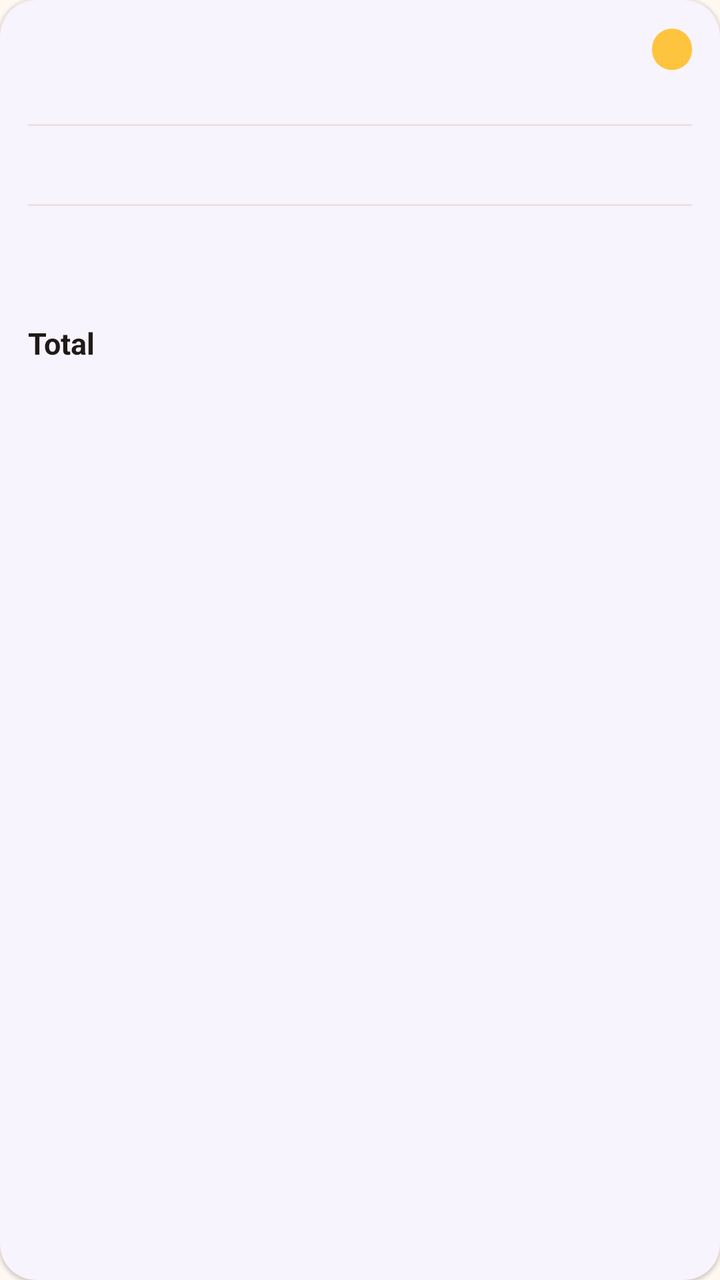
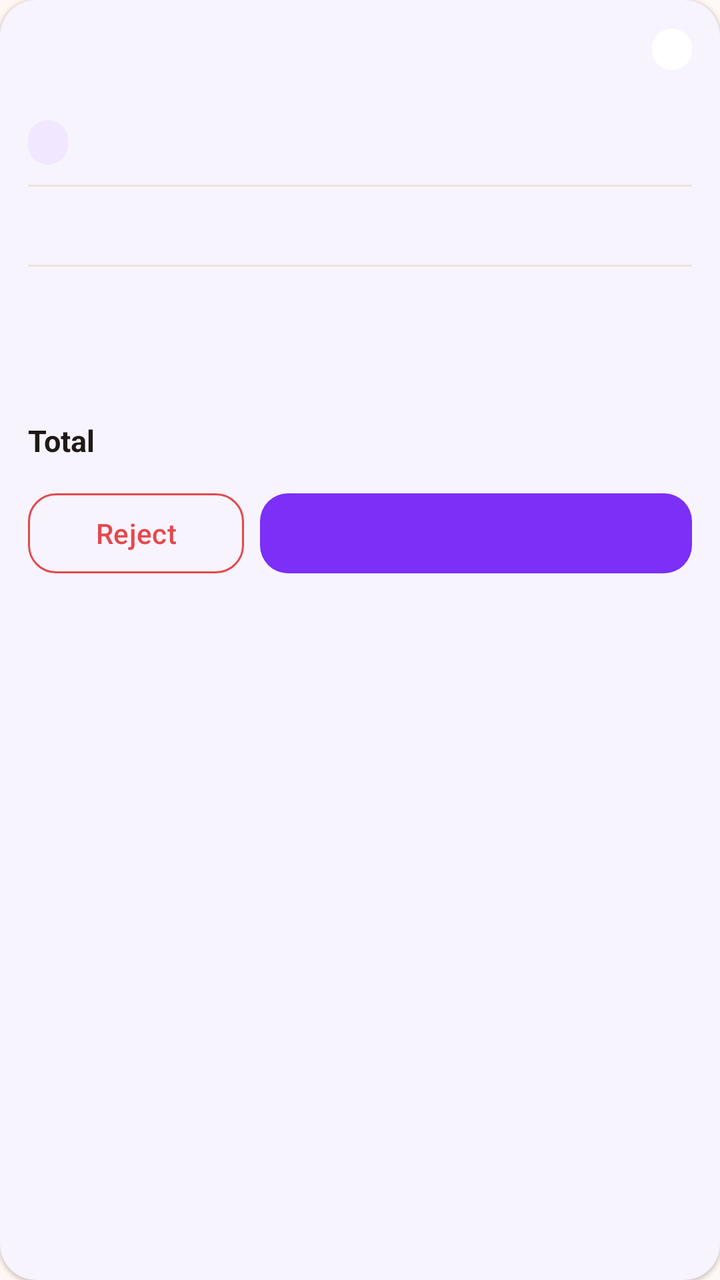

An Android layout rendered at two revisions. The XML below is the earlier revision; the diff shows what the commit changed to produce the second picture.
<!-- AndroidManifest.xml: application theme AppTheme -->
<!-- res/layout/item_seller_order.xml -->
<?xml version="1.0" encoding="utf-8"?>
<com.google.android.material.card.MaterialCardView xmlns:android="http://schemas.android.com/apk/res/android"
    xmlns:app="http://schemas.android.com/apk/res-auto"
    android:layout_width="match_parent"
    android:layout_height="wrap_content"
    android:layout_marginTop="6dp"
    android:layout_marginBottom="6dp"
    app:cardBackgroundColor="@color/white"
    app:cardCornerRadius="18dp"
    app:cardElevation="1dp"
    app:strokeWidth="0dp">

    <LinearLayout
        android:layout_width="match_parent"
        android:layout_height="wrap_content"
        android:orientation="vertical"
        android:padding="14dp">

        <LinearLayout
            android:layout_width="match_parent"
            android:layout_height="wrap_content"
            android:gravity="center_vertical"
            android:orientation="horizontal">

            <TextView
                android:id="@+id/tvOrderId"
                android:layout_width="0dp"
                android:layout_height="wrap_content"
                android:layout_weight="1"
                android:textColor="@color/text_dark"
                android:textSize="16sp"
                android:textStyle="bold" />

            <TextView
                android:id="@+id/tvStatus"
                android:layout_width="wrap_content"
                android:layout_height="wrap_content"
                android:background="@drawable/bg_chip_yellow"
                android:paddingStart="10dp"
                android:paddingTop="3dp"
                android:paddingEnd="10dp"
                android:paddingBottom="3dp"
                android:textColor="@color/text_dark"
                android:textSize="11sp"
                android:textStyle="bold" />
        </LinearLayout>

        <TextView
            android:id="@+id/tvTime"
            android:layout_width="wrap_content"
            android:layout_height="wrap_content"
            android:textColor="@color/text_grey"
            android:textSize="12sp" />

        <View
            android:layout_width="match_parent"
            android:layout_height="1dp"
            android:layout_marginTop="10dp"
            android:layout_marginBottom="10dp"
            android:background="@color/divider" />

        
        <TextView
            android:id="@+id/tvItems"
            android:layout_width="match_parent"
            android:layout_height="wrap_content"
            android:lineSpacingExtra="4dp"
            android:textColor="@color/text_dark"
            android:textSize="14sp" />

        <View
            android:layout_width="match_parent"
            android:layout_height="1dp"
            android:layout_marginTop="10dp"
            android:layout_marginBottom="10dp"
            android:background="@color/divider" />

        <TextView
            android:id="@+id/tvBuyer"
            android:layout_width="match_parent"
            android:layout_height="wrap_content"
            android:textColor="@color/text_dark"
            android:textSize="13sp" />

        <TextView
            android:id="@+id/tvAddress"
            android:layout_width="match_parent"
            android:layout_height="wrap_content"
            android:layout_marginTop="2dp"
            android:textColor="@color/text_grey"
            android:textSize="13sp" />

        <LinearLayout
            android:layout_width="match_parent"
            android:layout_height="wrap_content"
            android:layout_marginTop="10dp"
            android:orientation="horizontal">

            <TextView
                android:layout_width="0dp"
                android:layout_height="wrap_content"
                android:layout_weight="1"
                android:text="Total"
                android:textColor="@color/text_dark"
                android:textSize="15sp"
                android:textStyle="bold" />

            <TextView
                android:id="@+id/tvTotal"
                android:layout_width="wrap_content"
                android:layout_height="wrap_content"
                android:textColor="@color/brand_primary"
                android:textSize="16sp"
                android:textStyle="bold" />
        </LinearLayout>
    </LinearLayout>
</com.google.android.material.card.MaterialCardView>
<!-- resources referenced by this layout -->
<resources>
  <color name="brand_primary">#7B2FF7</color>
  <color name="divider">#EDE3DC</color>
  <color name="text_dark">#1F1A17</color>
  <color name="text_grey">#7A6F69</color>
  <color name="white">#FFFFFFFF</color>
  <!-- drawable bg_chip_yellow (drawable) -->
  <?xml version="1.0" encoding="utf-8"?>
  <shape xmlns:android="http://schemas.android.com/apk/res/android" android:shape="rectangle">
      <solid android:color="#FFC43D" />
      <corners android:radius="50dp" />
  </shape>
  <style name="AppTheme" parent="Theme.Material3.Light.NoActionBar">
          <item name="colorPrimary">@color/brand_primary</item>
          <item name="colorOnPrimary">@color/white</item>
          <item name="colorPrimaryContainer">@color/brand_primary_light</item>
          <item name="colorOnPrimaryContainer">@color/brand_primary_dark</item>
          <item name="colorSecondary">@color/brand_purple</item>
          <item name="colorOnSecondary">@color/white</item>
          <item name="colorSecondaryContainer">@color/brand_primary_light</item>
          <item name="colorOnSecondaryContainer">@color/brand_primary_dark</item>
          <item name="colorSurface">@color/white</item>
          <item name="colorOnSurface">@color/text_dark</item>
          <item name="android:colorBackground">@color/page_bg</item>
          <item name="android:windowBackground">@color/page_bg</item>
          <item name="android:statusBarColor" tools:ignore="NewApi">@android:color/transparent</item>
          <item name="android:navigationBarColor">@android:color/transparent</item>
          <item name="textInputStyle">@style/Widget.Sufra.TextInputLayout</item>
          <item name="materialButtonStyle">@style/Widget.Sufra.Button</item>
      </style>
  <color name="brand_primary_light">#F1E8FF</color>
  <color name="brand_primary_dark">#4A1FB8</color>
  <color name="brand_purple">#7B2FF7</color>
  <color name="page_bg">#FFF8F3</color>
  <style name="Widget.Sufra.TextInputLayout" parent="Widget.Material3.TextInputLayout.OutlinedBox">
          <item name="boxCornerRadiusTopStart">14dp</item>
          <item name="boxCornerRadiusTopEnd">14dp</item>
          <item name="boxCornerRadiusBottomStart">14dp</item>
          <item name="boxCornerRadiusBottomEnd">14dp</item>
          <item name="boxStrokeColor">@color/brand_primary</item>
          <item name="startIconTint">@color/brand_primary</item>
          <item name="hintTextColor">@color/brand_primary</item>
      </style>
  <style name="Widget.Sufra.Button" parent="Widget.Material3.Button">
          <item name="cornerRadius">14dp</item>
          <item name="android:minHeight">56dp</item>
          <item name="android:textSize">16sp</item>
          <item name="android:textAllCaps">false</item>
          <item name="android:fontFamily">sans-serif-medium</item>
      </style>
</resources>

<!-- the commit's change to res/layout/item_seller_order.xml (unified diff, before → after) -->
@@ -35,7 +35,7 @@
                 android:id="@+id/tvStatus"
                 android:layout_width="wrap_content"
                 android:layout_height="wrap_content"
-                android:background="@drawable/bg_chip_yellow"
+                android:background="@drawable/bg_chip_white"
                 android:paddingStart="10dp"
                 android:paddingTop="3dp"
                 android:paddingEnd="10dp"
@@ -51,6 +51,21 @@
             android:layout_height="wrap_content"
             android:textColor="@color/text_grey"
             android:textSize="12sp" />
+
+        
+        <TextView
+            android:id="@+id/tvMethod"
+            android:layout_width="wrap_content"
+            android:layout_height="wrap_content"
+            android:layout_marginTop="8dp"
+            android:background="@drawable/bg_stepper"
+            android:paddingStart="10dp"
+            android:paddingTop="3dp"
+            android:paddingEnd="10dp"
+            android:paddingBottom="3dp"
+            android:textColor="@color/brand_primary_dark"
+            android:textSize="12sp"
+            android:textStyle="bold" />
 
         <View
             android:layout_width="match_parent"
@@ -90,10 +105,18 @@
             android:textColor="@color/text_grey"
             android:textSize="13sp" />
 
+        <TextView
+            android:id="@+id/tvPrices"
+            android:layout_width="match_parent"
+            android:layout_height="wrap_content"
+            android:layout_marginTop="8dp"
+            android:textColor="@color/text_grey"
+            android:textSize="12sp" />
+
         <LinearLayout
             android:layout_width="match_parent"
             android:layout_height="wrap_content"
-            android:layout_marginTop="10dp"
+            android:layout_marginTop="4dp"
             android:orientation="horizontal">
 
             <TextView
@@ -113,5 +136,35 @@
                 android:textSize="16sp"
                 android:textStyle="bold" />
         </LinearLayout>
+
+        
+        <LinearLayout
+            android:id="@+id/actions"
+            android:layout_width="match_parent"
+            android:layout_height="wrap_content"
+            android:layout_marginTop="12dp"
+            android:orientation="horizontal">
+
+            <com.google.android.material.button.MaterialButton
+                android:id="@+id/btnReject"
+                style="@style/Widget.Sufra.Button.Outlined"
+                android:layout_width="0dp"
+                android:layout_height="48dp"
+                android:layout_marginEnd="8dp"
+                android:layout_weight="1"
+                android:minHeight="0dp"
+                android:text="Reject"
+                android:textColor="@color/brand_red"
+                android:textSize="14sp"
+                app:strokeColor="@color/brand_red" />
+
+            <com.google.android.material.button.MaterialButton
+                android:id="@+id/btnNext"
+                android:layout_width="0dp"
+                android:layout_height="48dp"
+                android:layout_weight="2"
+                android:minHeight="0dp"
+                android:textSize="14sp" />
+        </LinearLayout>
     </LinearLayout>
 </com.google.android.material.card.MaterialCardView>
<!-- resource entries referenced after the edit -->
@@ -5,12 +5,25 @@
   <color name="text_dark">#1F1A17</color>
   <color name="text_grey">#7A6F69</color>
   <color name="white">#FFFFFFFF</color>
-  <!-- drawable bg_chip_yellow (drawable) -->
+  <!-- drawable bg_chip_white (drawable) -->
   <?xml version="1.0" encoding="utf-8"?>
   <shape xmlns:android="http://schemas.android.com/apk/res/android" android:shape="rectangle">
-      <solid android:color="#FFC43D" />
+      <solid android:color="#FFFFFF" />
       <corners android:radius="50dp" />
   </shape>
+  <!-- drawable bg_stepper (drawable) -->
+  <?xml version="1.0" encoding="utf-8"?>
+  <shape xmlns:android="http://schemas.android.com/apk/res/android" android:shape="rectangle">
+      <solid android:color="@color/brand_primary_light" />
+      <corners android:radius="50dp" />
+  </shape>
+  <style name="Widget.Sufra.Button.Outlined" parent="Widget.Material3.Button.OutlinedButton">
+          <item name="cornerRadius">14dp</item>
+          <item name="android:minHeight">56dp</item>
+          <item name="android:textSize">16sp</item>
+          <item name="android:textAllCaps">false</item>
+          <item name="strokeColor">@color/brand_primary</item>
+      </style>
   <style name="AppTheme" parent="Theme.Material3.Light.NoActionBar">
           <item name="colorPrimary">@color/brand_primary</item>
           <item name="colorOnPrimary">@color/white</item>
@@ -31,6 +44,7 @@
       </style>
   <color name="brand_primary_light">#F1E8FF</color>
   <color name="brand_primary_dark">#4A1FB8</color>
+  <color name="brand_red">#E5484D</color>
   <color name="brand_purple">#7B2FF7</color>
   <color name="page_bg">#FFF8F3</color>
   <style name="Widget.Sufra.TextInputLayout" parent="Widget.Material3.TextInputLayout.OutlinedBox">
